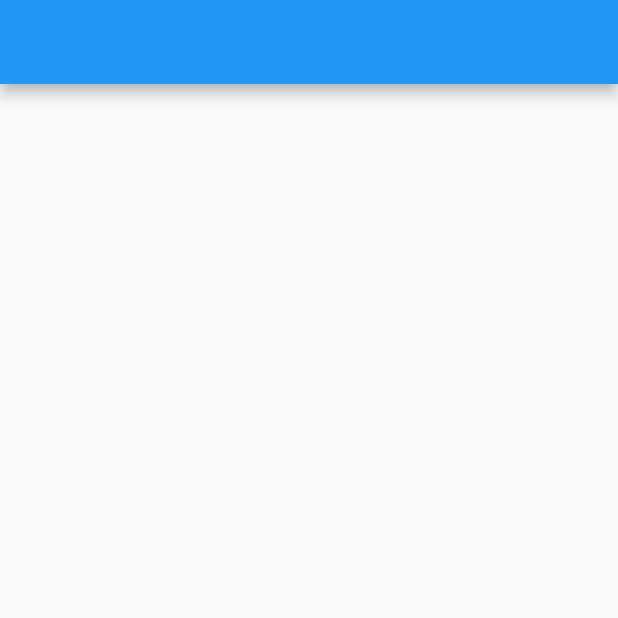
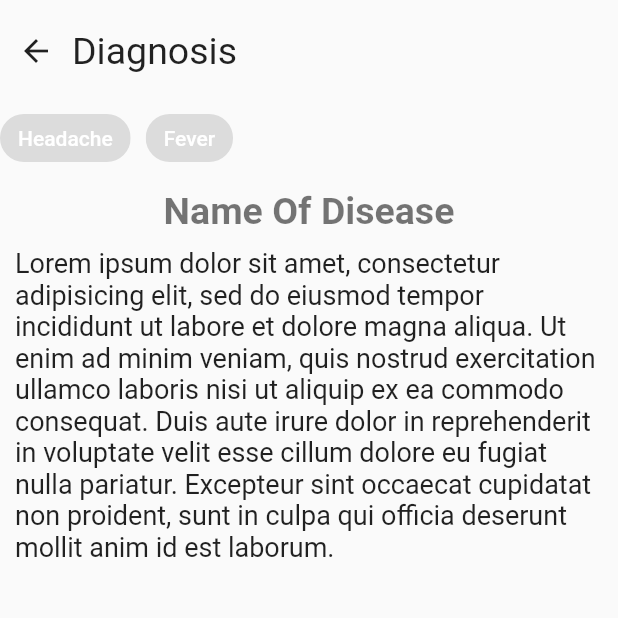
Before and after one commit to AbelBlossom/disease_search, a Flutter app: the screen it shows after launch, on a phone screen of 412 x 824 dp, the top half of it. Run offline on Flutter 3.47's test engine with Material 2 defaults, Android fonts, the phone set to English and light mode, and no system bars.

Commit message:
diseases details

```diff
--- /dev/null
+++ b/lib/Screens/disease_details.dart
@@ -0,0 +1,96 @@
+import 'package:flutter/material.dart';
+import 'package:flutter/painting.dart';
+import 'package:flutter/services.dart';
+
+class DiseaseDetails extends StatefulWidget {
+  bool isSelected = false;
+  @override
+  _DiseaseDetailsState createState() => _DiseaseDetailsState();
+}
+
+class _DiseaseDetailsState extends State<DiseaseDetails> {
+  @override
+  Widget build(BuildContext context) {
+    return MaterialApp(
+      home: Scaffold(
+        body: Column(
+          crossAxisAlignment: CrossAxisAlignment.start,
+          children: <Widget>[
+            Container(
+              margin: EdgeInsets.symmetric(vertical: 10),
+              child: Row(
+                mainAxisAlignment: MainAxisAlignment.start,
+                children: <Widget>[
+                  IconButton(icon: Icon(Icons.arrow_back), onPressed: () {}),
+                  Text(
+                    "Diagnosis",
+                    style: TextStyle(fontSize: 25),
+                  )
+                ],
+              ),
+            ),
+            Wrap(
+              children: <Widget>[
+                FilterChip(
+                  label: Text("Headache"),
+                  labelStyle: TextStyle(
+                      color: widget.isSelected ? Colors.black : Colors.white),
+                  selected: widget.isSelected,
+                  onSelected: (bool selected) {
+                    setState(() {
+                      widget.isSelected = !widget.isSelected;
+                    });
+                  },
+                  selectedColor: Theme.of(context).accentColor,
+                  checkmarkColor: Colors.black,
+                ),
+                SizedBox(
+                  width: 10,
+                ),
+                FilterChip(
+                  label: Text("Fever"),
+                  labelStyle: TextStyle(
+                      color: widget.isSelected ? Colors.black : Colors.white),
+                  selected: widget.isSelected,
+                  onSelected: (bool selected) {
+                    setState(() {});
+                  },
+                )
+              ],
+            ),
+            SingleChildScrollView(
+              child: Column(
+                children: <Widget>[
+                  Container(
+                      child: Column(
+                    children: <Widget>[
+                      Center(
+                        child: Container(
+                          margin: EdgeInsets.symmetric(vertical: 10),
+                          child: Text(
+                            'Name Of Disease',
+                            style: TextStyle(
+                                fontSize: 25,
+                                fontWeight: FontWeight.bold,
+                                color: Colors.black54),
+                          ),
+                        ),
+                      ),
+                      Container(
+                        margin: EdgeInsets.symmetric(horizontal: 10),
+                        child: Text(
+                          'Lorem ipsum dolor sit amet, consectetur adipisicing elit, sed do eiusmod tempor incididunt ut labore et dolore magna aliqua. Ut enim ad minim veniam, quis nostrud exercitation ullamco laboris nisi ut aliquip ex ea commodo consequat. Duis aute irure dolor in reprehenderit in voluptate velit esse cillum dolore eu fugiat nulla pariatur. Excepteur sint occaecat cupidatat non proident, sunt in culpa qui officia deserunt mollit anim id est laborum.',
+                          style: TextStyle(fontSize: 18),
+                        ),
+                      ),
+                    ],
+                  ))
+                ],
+              ),
+            ),
+          ],
+        ),
+      ),
+    );
+  }
+}
--- a/lib/main.dart
+++ b/lib/main.dart
@@ -1,3 +1,4 @@
+import 'package:disease_search/Screens/disease_details.dart';
 import 'package:disease_search/Screens/disease_search.dart';
 import 'package:disease_search/providers/disease_provider.dart';
 import 'package:flutter/material.dart';
@@ -20,7 +21,8 @@ class MyApp extends StatelessWidget {
         primarySwatch: Colors.blue,
         visualDensity: VisualDensity.adaptivePlatformDensity,
       ),
-      home: DiseaseSearch(),
+      //  home: DiseaseSearch(),
+      home: DiseaseDetails(),
     );
   }
 }
```
Also changed, not shown: 1 other file.
